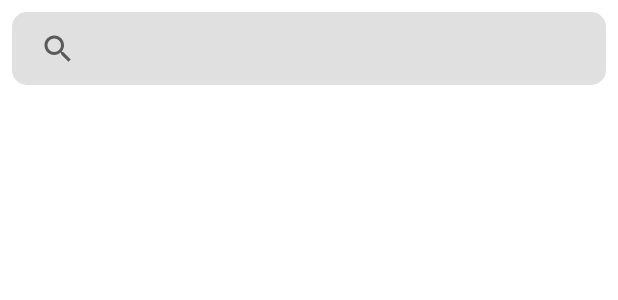
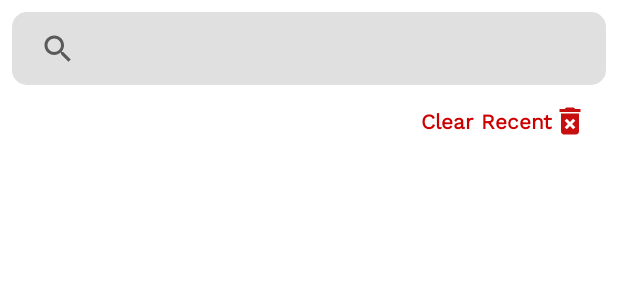
Before and after one commit to zaloAustine/TwitterApp, an Android app: the layout fragment_search.xml on its own in the app's theme, with its tools: preview values and no code run, on a phone screen of 412 x 824 dp. Shown: the top 300 px of the screen. Run offline under Robolectric (Android 15) with nearby library versions, the phone set to English and light mode, and no system bars.

```diff
--- a/app/src/main/java/com/zalocoders/twitterapp/data/db/tweet/TweetsDao.kt
+++ b/app/src/main/java/com/zalocoders/twitterapp/data/db/tweet/TweetsDao.kt
@@ -12,14 +12,14 @@ import com.zalocoders.twitterapp.data.db.entities.RecentTweetEntity
 interface TweetsDao {
 
 	@Insert(onConflict = OnConflictStrategy.REPLACE)
-	fun insertTweet(tweet: RecentTweetEntity):LiveData<Long>
+	suspend fun insertTweet(tweet: RecentTweetEntity):Long
 
 	@Query("SELECT * FROM recent_tweets")
 	fun getAllTweets(): LiveData<List<RecentTweetEntity>>
 
 	@Query("DELETE FROM recent_tweets")
-	fun deleteAllTweet():LiveData<Int>
+	suspend fun deleteAllTweet():Int
 
 	@Query("DELETE FROM recent_tweets WHERE tweet_id = :id")
-	 fun deleteTweet(id:String):LiveData<Int>
+	suspend fun deleteTweet(id:String):Int
 }
--- a/app/src/main/java/com/zalocoders/twitterapp/data/repository/search/ISearchRepository.kt
+++ b/app/src/main/java/com/zalocoders/twitterapp/data/repository/search/ISearchRepository.kt
@@ -1,6 +1,5 @@
 package com.zalocoders.twitterapp.data.repository.search
 
-import androidx.lifecycle.LiveData
 import androidx.paging.PagingData
 import com.zalocoders.twitterapp.data.db.entities.RecentTweetEntity
 import com.zalocoders.twitterapp.data.model.SearchResponse
@@ -10,6 +9,6 @@ import kotlinx.coroutines.flow.Flow
 interface ISearchRepository{
 	 fun  searchTweet(query:String): Flow<PagingData<Tweet>>
 	 suspend fun search(query: String):Flow<SearchResponse>
-	 fun deleteTweet(id:String):LiveData<Int>
-	 fun insertTweet(tweet: RecentTweetEntity):LiveData<Long>
+	suspend fun deleteTweet(id:String):Int
+	suspend fun insertTweet(tweet: RecentTweetEntity):Long
 }
--- a/app/src/main/java/com/zalocoders/twitterapp/di/DatabaseModule.kt
+++ b/app/src/main/java/com/zalocoders/twitterapp/di/DatabaseModule.kt
@@ -8,17 +8,20 @@ import dagger.Provides
 import dagger.hilt.InstallIn
 import dagger.hilt.android.qualifiers.ApplicationContext
 import dagger.hilt.components.SingletonComponent
+import javax.inject.Singleton
 
 @Module
 @InstallIn(SingletonComponent::class)
 object DatabaseModule {
 
+	@Singleton
 	@Provides
 	fun provideTwitterDatabase(@ApplicationContext context: Context) =
-			Room.databaseBuilder(context, TwitterDatabase::class.java, "reddit_db")
+			Room.databaseBuilder(context, TwitterDatabase::class.java, "twitter_db")
 					.fallbackToDestructiveMigration()
 					.build()
 
+	@Singleton
 	@Provides
 	fun provideTwitterDao(database: TwitterDatabase) = database.tweetsDao()
 
--- a/app/src/main/java/com/zalocoders/twitterapp/ui/home/RecentTweetAdapter.kt
+++ b/app/src/main/java/com/zalocoders/twitterapp/ui/home/RecentTweetAdapter.kt
@@ -3,12 +3,10 @@ package com.zalocoders.twitterapp.ui.home
 import android.annotation.SuppressLint
 import android.view.LayoutInflater
 import android.view.ViewGroup
-import androidx.paging.PagingDataAdapter
 import androidx.recyclerview.widget.DiffUtil
 import androidx.recyclerview.widget.ListAdapter
 import androidx.recyclerview.widget.RecyclerView
 import com.zalocoders.twitterapp.data.db.entities.RecentTweetEntity
-import com.zalocoders.twitterapp.data.model.Tweet
 import com.zalocoders.twitterapp.databinding.TweetItemBinding
 
 
@@ -20,7 +18,7 @@ class RecentTweetAdapter :
 		@SuppressLint("SetTextI18n")
 		fun bind(item: RecentTweetEntity) {
 			with(binding) {
-			tweetText.text = item.tweet_id
+			tweetText.text = item.tweet_desc
 			}
 		}
 	}
--- a/app/src/main/res/layout/fragment_search.xml
+++ b/app/src/main/res/layout/fragment_search.xml
@@ -26,7 +26,7 @@
         android:drawableEnd="@drawable/bin"
         android:gravity="center"
         android:padding="12dp"
-        android:visibility="gone"
+        android:visibility="visible"
         android:text="@string/clear_recent"
         android:textColor="@android:color/holo_red_dark"
         android:textStyle="bold"
@@ -36,6 +36,18 @@
         tools:ignore="UseCompatTextViewDrawableXml"
         tools:targetApi="m" />
 
+    <TextView
+        android:id="@+id/recentTweetsTitle"
+        android:layout_marginTop="8dp"
+        style="@style/TextAppearance.AppCompat.Medium"
+        android:layout_width="wrap_content"
+        android:layout_height="wrap_content"
+        android:visibility="gone"
+        android:text="@string/recent_tweets_title"
+        android:textColor="@color/black"
+        app:layout_constraintStart_toStartOf="@+id/searchView"
+        app:layout_constraintTop_toBottomOf="@+id/clearRecent" />
+
     <androidx.recyclerview.widget.RecyclerView
         android:id="@+id/tweetRecycleView"
         android:layout_width="match_parent"
@@ -43,7 +55,7 @@
         app:layout_constraintBottom_toBottomOf="parent"
         app:layout_constraintEnd_toEndOf="parent"
         app:layout_constraintStart_toStartOf="parent"
-        app:layout_constraintTop_toBottomOf="@+id/clearRecent" />
+        app:layout_constraintTop_toBottomOf="@+id/recentTweetsTitle" />
 
     <LinearLayout
         android:id="@+id/emptyStateView"
--- a/app/src/main/res/values/strings.xml
+++ b/app/src/main/res/values/strings.xml
@@ -9,4 +9,5 @@
     <string name="recent_added_tweets">recent added tweets will appear here</string>
     <string name="clear_recent">Clear Recent</string>
     <string name="search_desc">getting tweets please wait...</string>
+    <string name="recent_tweets_title">Recent Tweets</string>
 </resources>
```
Also changed, not shown: app/src/main/java/com/zalocoders/twitterapp/ui/home/HomeFragment.kt (+9 -11 lines), app/src/main/java/com/zalocoders/twitterapp/ui/home/HomeViewModel.kt (+8 -1 lines), app/src/main/java/com/zalocoders/twitterapp/ui/search_results/ResultFragment.kt (+3 -11 lines), app/src/main/java/com/zalocoders/twitterapp/ui/search_results/SearchResultsViewModel.kt (+11 -2 lines).
